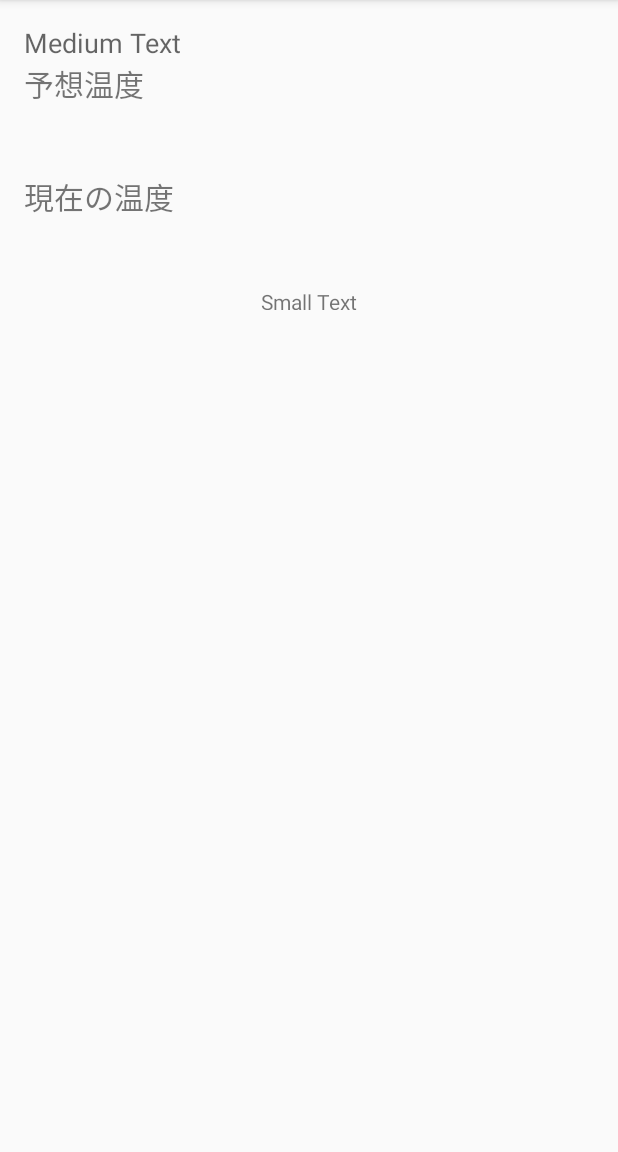
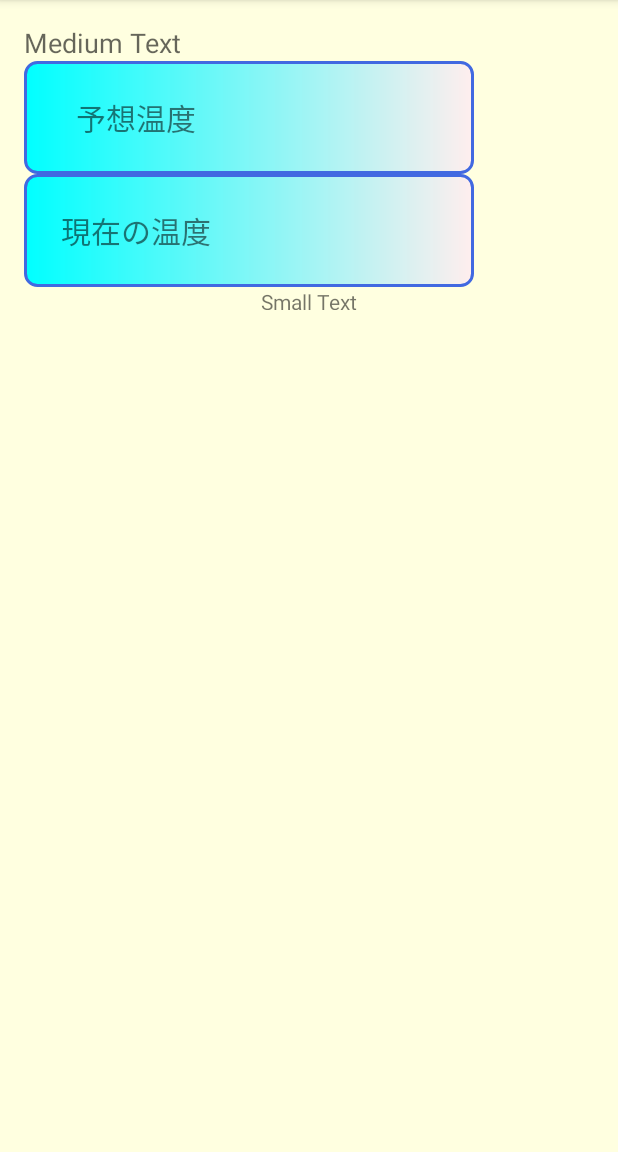
Before and after one commit to John-roboP/Smaon, an Android app: the MainActivity screen opened directly, with no data from a screen before it, on a phone screen of 412 x 824 dp, the part 84-1236 px from its top. Run offline under Robolectric (Android 15) with nearby library versions, the phone set to English and light mode, and no system bars.

Commit message:
UI(背景)を変更
8/7

```diff
--- /dev/null
+++ b/app/src/main/res/drawable/waku1.xml
@@ -0,0 +1,11 @@
+<?xml version="1.0" encoding="utf-8"?>
+<shape xmlns:android="http://schemas.android.com/apk/res/android">
+    <gradient
+        android:startColor="#00FFFF"
+        android:endColor="#FFEEEE"
+        android:angle="0" />
+    <stroke
+        android:color="#4169E1"
+        android:width="2dp" />
+    <corners android:radius="8dp" />
+</shape>
--- a/app/src/main/res/layout/activity_main.xml
+++ b/app/src/main/res/layout/activity_main.xml
@@ -10,7 +10,8 @@
     android:paddingRight="@dimen/activity_horizontal_margin"
     android:paddingTop="@dimen/activity_vertical_margin"
     tools:context="com.t_robop.smaon.MainActivity"
-    android:weightSum="1">
+    android:weightSum="1"
+    android:background="#FFFFE0">
 
     <RelativeLayout
         android:layout_width="wrap_content"
@@ -28,7 +29,8 @@
     <LinearLayout
         android:layout_width="wrap_content"
         android:layout_height="wrap_content"
-        android:orientation="horizontal">
+        android:orientation="horizontal"
+        android:background="@drawable/waku1">
         <TextView
             android:layout_width="150dp"
             android:layout_height="75dp"
@@ -36,6 +38,7 @@
             android:text="予想温度"
             android:id="@+id/textView2"
             android:layout_gravity="center"
+            android:gravity="center"
             android:textIsSelectable="false" />
 
         <TextView
@@ -44,19 +47,23 @@
             android:textSize="30sp"
             android:text=""
             android:id="@+id/textView3"
-            android:layout_gravity="center" />
+            android:layout_gravity="center"
+            android:gravity="center"/>
     </LinearLayout>
 
     <LinearLayout
         android:layout_width="wrap_content"
-        android:layout_height="wrap_content">
+        android:layout_height="wrap_content"
+        android:orientation="horizontal"
+        android:background="@drawable/waku1">
         <TextView
             android:layout_width="150dp"
             android:layout_height="75dp"
             android:textSize="20sp"
             android:text="現在の温度"
             android:id="@+id/textView"
-            android:layout_gravity="center_vertical" />
+            android:layout_gravity="center_vertical"
+            android:gravity="center" />
 
         <TextView
             android:layout_width="150dp"
@@ -65,7 +72,8 @@
             android:textAppearance="?android:attr/textAppearanceLarge"
             android:text=""
             android:id="@+id/textView6"
-            android:layout_gravity="center"/>
+            android:layout_gravity="center"
+            android:gravity="center"/>
     </LinearLayout>
 
     <RelativeLayout
```
